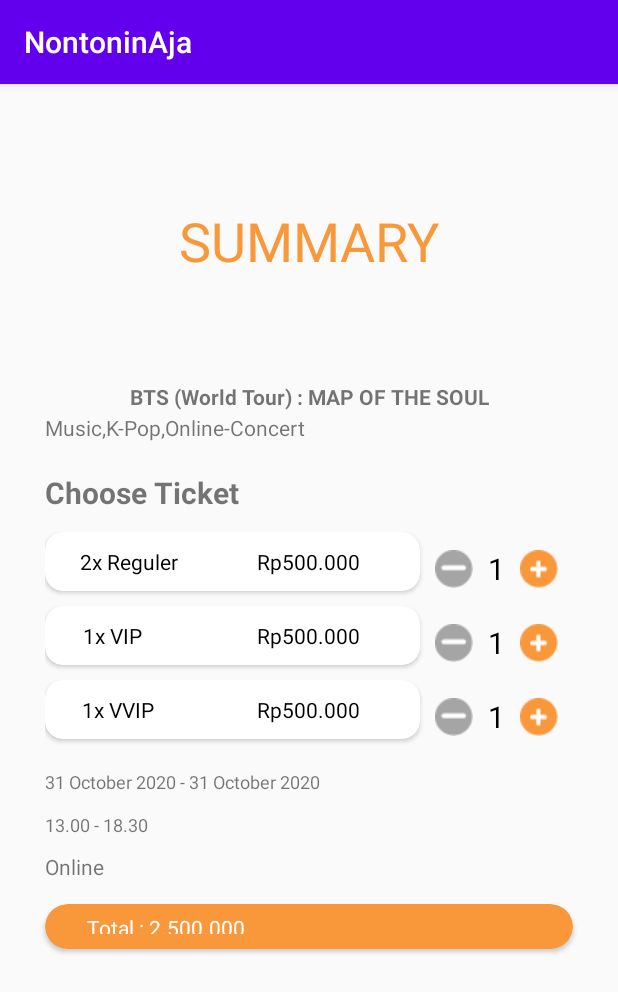
After one commit to christoted/HackathonBNCC3.0, an Android app: the SummaryActivity screen opened directly, with no data from a screen before it, on a phone screen of 412 x 824 dp. The commit adds this screen. Shown: the top 992 px of the screen. Run offline under Robolectric (Android 15) with nearby library versions, the phone set to English and light mode, and no system bars.

Commit message:
feat(Android) - Summary Activity
Desain Summary Activity bro

```diff
--- /dev/null
+++ b/app/src/main/java/com/example/nontoninaja/Activity/SummaryActivity.java
@@ -0,0 +1,16 @@
+package com.example.nontoninaja.Activity;
+
+import androidx.appcompat.app.AppCompatActivity;
+
+import android.os.Bundle;
+
+import com.example.nontoninaja.R;
+
+public class SummaryActivity extends AppCompatActivity {
+
+    @Override
+    protected void onCreate(Bundle savedInstanceState) {
+        super.onCreate(savedInstanceState);
+        setContentView(R.layout.activity_summary);
+    }
+}
--- a/app/src/main/java/com/example/nontoninaja/Fragment/MyTicketFragment.java
+++ b/app/src/main/java/com/example/nontoninaja/Fragment/MyTicketFragment.java
@@ -10,52 +10,8 @@ import android.view.ViewGroup;
 
 import com.example.nontoninaja.R;
 
-/**
- * A simple {@link Fragment} subclass.
- * Use the {@link MyTicketFragment#newInstance} factory method to
- * create an instance of this fragment.
- */
+
 public class MyTicketFragment extends Fragment {
-
-    // TODO: Rename parameter arguments, choose names that match
-    // the fragment initialization parameters, e.g. ARG_ITEM_NUMBER
-    private static final String ARG_PARAM1 = "param1";
-    private static final String ARG_PARAM2 = "param2";
-
-    // TODO: Rename and change types of parameters
-    private String mParam1;
-    private String mParam2;
-
-    public MyTicketFragment() {
-        // Required empty public constructor
-    }
-
-    /**
-     * Use this factory method to create a new instance of
-     * this fragment using the provided parameters.
-     *
-     * @param param1 Parameter 1.
-     * @param param2 Parameter 2.
-     * @return A new instance of fragment MyTicketFragment.
-     */
-    // TODO: Rename and change types and number of parameters
-    public static MyTicketFragment newInstance(String param1, String param2) {
-        MyTicketFragment fragment = new MyTicketFragment();
-        Bundle args = new Bundle();
-        args.putString(ARG_PARAM1, param1);
-        args.putString(ARG_PARAM2, param2);
-        fragment.setArguments(args);
-        return fragment;
-    }
-
-    @Override
-    public void onCreate(Bundle savedInstanceState) {
-        super.onCreate(savedInstanceState);
-        if (getArguments() != null) {
-            mParam1 = getArguments().getString(ARG_PARAM1);
-            mParam2 = getArguments().getString(ARG_PARAM2);
-        }
-    }
 
     @Override
     public View onCreateView(LayoutInflater inflater, ViewGroup container,
--- /dev/null
+++ b/app/src/main/res/layout/activity_summary.xml
@@ -0,0 +1,421 @@
+<?xml version="1.0" encoding="utf-8"?>
+<androidx.constraintlayout.widget.ConstraintLayout xmlns:android="http://schemas.android.com/apk/res/android"
+    xmlns:app="http://schemas.android.com/apk/res-auto"
+    xmlns:tools="http://schemas.android.com/tools"
+    android:layout_width="match_parent"
+    android:layout_height="match_parent"
+    tools:context=".Activity.SummaryActivity">
+
+    <TextView
+        android:id="@+id/id_tv_summary_title"
+        android:layout_width="wrap_content"
+        android:layout_height="wrap_content"
+        android:layout_marginTop="70dp"
+        android:text="BTS (World Tour) : MAP OF THE SOUL"
+        android:textStyle="bold"
+        app:layout_constraintEnd_toEndOf="parent"
+        app:layout_constraintStart_toStartOf="parent"
+        app:layout_constraintTop_toBottomOf="@+id/textView5" />
+
+    <androidx.cardview.widget.CardView
+        android:id="@+id/cardView4"
+        android:layout_width="match_parent"
+        android:layout_height="wrap_content"
+        android:elevation="6dp"
+        app:cardCornerRadius="12dp"
+        app:layout_constraintEnd_toEndOf="parent"
+        app:layout_constraintStart_toStartOf="parent"
+        app:layout_constraintTop_toTopOf="parent">
+
+    </androidx.cardview.widget.CardView>
+
+
+    <LinearLayout
+        android:id="@+id/linearLayout7"
+        android:layout_width="match_parent"
+        android:layout_height="100dp"
+        android:layout_marginStart="30dp"
+        android:layout_marginEnd="30dp"
+        android:orientation="vertical"
+        app:layout_constraintEnd_toEndOf="parent"
+        app:layout_constraintHorizontal_bias="0.0"
+        app:layout_constraintStart_toStartOf="parent"
+        app:layout_constraintTop_toBottomOf="@+id/linearLayout10">
+
+        <TextView
+            android:id="@+id/textView10"
+            android:layout_width="wrap_content"
+            android:layout_height="wrap_content"
+            android:layout_marginTop="10dp"
+            android:layout_marginEnd="150dp"
+            android:text="31 October 2020 - 31 October 2020"
+            android:textSize="12sp"
+            app:layout_constraintEnd_toEndOf="parent"
+            app:layout_constraintStart_toStartOf="parent"
+            app:layout_constraintTop_toBottomOf="@+id/recyclerView" />
+
+        <TextView
+            android:id="@+id/textView12"
+            android:layout_width="wrap_content"
+            android:layout_height="wrap_content"
+            android:layout_marginTop="12dp"
+            android:layout_marginEnd="265dp"
+            android:text="13.00 - 18.30"
+            android:textSize="12sp"
+            app:layout_constraintEnd_toEndOf="parent"
+            app:layout_constraintStart_toStartOf="parent"
+            app:layout_constraintTop_toBottomOf="@+id/textView10" />
+
+        <TextView
+            android:id="@+id/textView13"
+            android:layout_width="wrap_content"
+            android:layout_height="wrap_content"
+            android:layout_marginTop="10dp"
+            android:text="Online"
+            app:layout_constraintStart_toStartOf="parent"
+            app:layout_constraintTop_toBottomOf="@+id/textView12" />
+    </LinearLayout>
+
+    <androidx.cardview.widget.CardView
+        android:id="@+id/id_cardView_summary_order"
+        android:layout_width="match_parent"
+        android:layout_height="30dp"
+        android:layout_marginStart="30dp"
+        android:layout_marginEnd="30dp"
+        app:layout_constraintEnd_toEndOf="parent"
+        app:layout_constraintStart_toStartOf="parent"
+        app:layout_constraintTop_toBottomOf="@+id/linearLayout7"
+        app:cardBackgroundColor="@color/orange"
+        app:cardCornerRadius="16dp">
+
+        <androidx.constraintlayout.widget.ConstraintLayout
+            android:layout_width="match_parent"
+            android:layout_height="match_parent"
+            android:layout_gravity="center"
+            android:padding="10dp">
+
+            <TextView
+                android:id="@+id/id_tv_summary_order"
+                android:layout_width="wrap_content"
+                android:layout_height="20dp"
+                android:layout_marginStart="550dp"
+                android:text="Order"
+                android:textColor="@color/white"
+                android:textSize="14dp"
+                app:layout_constraintBottom_toBottomOf="parent"
+                app:layout_constraintEnd_toStartOf="@+id/id_tv_summary_order_total"
+                app:layout_constraintStart_toStartOf="parent"
+                app:layout_constraintTop_toTopOf="parent" />
+
+            <TextView
+                android:id="@+id/id_tv_summary_order_total"
+                android:layout_width="wrap_content"
+                android:layout_height="20dp"
+                android:text="Total : 2.500.000"
+                android:textColor="@color/white"
+                android:textSize="14dp"
+                app:layout_constraintBottom_toBottomOf="parent"
+                app:layout_constraintEnd_toEndOf="parent"
+                app:layout_constraintHorizontal_bias="0.08"
+                app:layout_constraintStart_toStartOf="parent"
+                app:layout_constraintTop_toTopOf="parent" />
+
+        </androidx.constraintlayout.widget.ConstraintLayout>
+
+    </androidx.cardview.widget.CardView>
+
+
+    <TextView
+        android:id="@+id/textView5"
+        android:layout_width="wrap_content"
+        android:layout_height="wrap_content"
+        android:layout_marginTop="80dp"
+        android:text="SUMMARY"
+        android:textColor="@color/orange"
+        android:textSize="36sp"
+        app:layout_constraintEnd_toEndOf="parent"
+        app:layout_constraintStart_toStartOf="parent"
+        app:layout_constraintTop_toBottomOf="@+id/cardView4" />
+
+    <LinearLayout
+        android:id="@+id/linearLayout9"
+        android:layout_width="match_parent"
+        android:layout_height="78dp"
+        android:layout_marginStart="30dp"
+        android:layout_marginTop="1dp"
+        android:layout_marginEnd="30dp"
+        android:orientation="vertical"
+        app:layout_constraintEnd_toEndOf="parent"
+        app:layout_constraintStart_toStartOf="parent"
+        app:layout_constraintTop_toBottomOf="@+id/id_tv_summary_title">
+
+        <TextView
+            android:id="@+id/id_tv_summary_genre"
+            android:layout_width="wrap_content"
+            android:layout_height="wrap_content"
+            android:text="Music,K-Pop,Online-Concert"
+            app:layout_constraintEnd_toEndOf="parent"
+            app:layout_constraintStart_toStartOf="parent"
+            app:layout_constraintTop_toBottomOf="@+id/textView5" />
+
+        <TextView
+            android:id="@+id/id_tv_summary_choose_ticket"
+            android:layout_width="wrap_content"
+            android:layout_height="wrap_content"
+            android:layout_marginTop="20dp"
+            android:text="Choose Ticket"
+            android:textSize="20dp"
+            android:textStyle="bold"
+            app:layout_constraintEnd_toEndOf="parent"
+            app:layout_constraintStart_toStartOf="parent"
+            app:layout_constraintTop_toBottomOf="@+id/textView5" />
+    </LinearLayout>
+
+    <LinearLayout
+        android:id="@+id/linearLayout10"
+        android:layout_width="match_parent"
+        android:layout_height="wrap_content"
+        android:layout_marginStart="30dp"
+        android:layout_marginTop="1dp"
+        android:layout_marginEnd="30dp"
+        android:orientation="vertical"
+        app:layout_constraintEnd_toEndOf="parent"
+        app:layout_constraintStart_toStartOf="parent"
+        app:layout_constraintTop_toBottomOf="@+id/linearLayout9">
+
+        <LinearLayout
+            android:layout_width="match_parent"
+            android:layout_height="wrap_content"
+            android:orientation="horizontal">
+
+            <androidx.cardview.widget.CardView
+                android:layout_width="250dp"
+                android:layout_height="wrap_content"
+                android:layout_marginBottom="10dp"
+                android:elevation="6dp"
+                app:cardCornerRadius="12dp">
+
+                <androidx.constraintlayout.widget.ConstraintLayout
+                    android:layout_width="match_parent"
+                    android:layout_height="wrap_content"
+                    android:layout_gravity="center"
+                    android:padding="10dp">
+
+                    <TextView
+                        android:id="@+id/id_tv_item_summary_type_ticket_reguler_price"
+                        android:layout_width="wrap_content"
+                        android:layout_height="wrap_content"
+                        android:layout_marginEnd="30dp"
+                        android:text="Rp500.000"
+                        android:textColor="@color/black"
+                        android:textSize="14dp"
+                        app:layout_constraintBottom_toBottomOf="parent"
+                        app:layout_constraintEnd_toEndOf="parent"
+                        app:layout_constraintHorizontal_bias="0.08"
+                        app:layout_constraintStart_toEndOf="@+id/cardView3"
+                        app:layout_constraintTop_toTopOf="parent"
+                        app:layout_constraintVertical_bias="0.0" />
+
+                    <TextView
+                        android:id="@+id/id_tv_item_summary_type_ticket_reguler"
+                        android:layout_width="wrap_content"
+                        android:layout_height="wrap_content"
+                        android:text="2x Reguler"
+                        android:textColor="@color/black"
+                        android:textSize="14dp"
+                        app:layout_constraintBottom_toBottomOf="parent"
+                        app:layout_constraintEnd_toEndOf="parent"
+                        app:layout_constraintHorizontal_bias="0.08"
+                        app:layout_constraintStart_toStartOf="parent"
+                        app:layout_constraintTop_toTopOf="parent" />
+
+                </androidx.constraintlayout.widget.ConstraintLayout>
+
+            </androidx.cardview.widget.CardView>
+
+            <ImageView
+                android:id="@+id/id_btn_summary_btn_minus_reguler"
+                android:layout_width="25dp"
+                android:layout_height="25dp"
+                android:layout_gravity="center_vertical"
+                android:layout_marginLeft="10dp"
+                android:src="@drawable/ic_btn_minus" />
+
+            <TextView
+                android:layout_width="wrap_content"
+                android:layout_height="wrap_content"
+                android:layout_gravity="center_vertical"
+                android:layout_marginLeft="10dp"
+                android:text="1"
+                android:textColor="@color/black"
+                android:textSize="20sp" />
+
+            <ImageView
+                android:id="@+id/id_btn_summary_btn_plus_reguler"
+                android:layout_width="25dp"
+                android:layout_height="25dp"
+                android:layout_gravity="center_vertical"
+                android:layout_marginLeft="10dp"
+                android:src="@drawable/ic_btn_plus" />
+        </LinearLayout>
+
+        <LinearLayout
+            android:layout_width="match_parent"
+            android:layout_height="wrap_content"
+            android:orientation="horizontal">
+
+            <androidx.cardview.widget.CardView
+                android:layout_width="250dp"
+
+                android:layout_height="wrap_content"
+                android:layout_marginBottom="10dp"
+                android:elevation="6dp"
+                app:cardCornerRadius="12dp">
+
+                <androidx.constraintlayout.widget.ConstraintLayout
+                    android:layout_width="match_parent"
+                    android:layout_height="wrap_content"
+                    android:padding="10dp">
+
+                    <TextView
+                        android:id="@+id/id_tv_item_summary_type_ticket_vip_price"
+                        android:layout_width="wrap_content"
+                        android:layout_height="wrap_content"
+                        android:layout_marginEnd="30dp"
+                        android:text="Rp500.000"
+                        android:textColor="@color/black"
+                        android:textSize="14dp"
+                        app:layout_constraintBottom_toBottomOf="parent"
+                        app:layout_constraintEnd_toEndOf="parent"
+                        app:layout_constraintHorizontal_bias="0.08"
+                        app:layout_constraintStart_toEndOf="@+id/cardView3"
+                        app:layout_constraintTop_toTopOf="parent"
+                        app:layout_constraintVertical_bias="0.0" />
+
+                    <TextView
+                        android:id="@+id/id_tv_item_summary_type_ticket_vip"
+                        android:layout_width="wrap_content"
+                        android:layout_height="wrap_content"
+                        android:text="1x VIP"
+                        android:textColor="@color/black"
+                        android:textSize="14dp"
+                        app:layout_constraintBottom_toBottomOf="parent"
+                        app:layout_constraintEnd_toEndOf="parent"
+                        app:layout_constraintHorizontal_bias="0.08"
+                        app:layout_constraintStart_toStartOf="parent"
+                        app:layout_constraintTop_toTopOf="parent" />
+
+                </androidx.constraintlayout.widget.ConstraintLayout>
+
+            </androidx.cardview.widget.CardView>
+
+            <ImageView
+                android:id="@+id/id_btn_summary_btn_minus_vip"
+                android:layout_width="25dp"
+                android:layout_height="25dp"
+                android:layout_gravity="center_vertical"
+                android:layout_marginLeft="10dp"
+                android:src="@drawable/ic_btn_minus" />
+
+            <TextView
+                android:layout_width="wrap_content"
+                android:layout_height="wrap_content"
+                android:layout_gravity="center_vertical"
+                android:layout_marginLeft="10dp"
+                android:text="1"
+                android:textColor="@color/black"
+                android:textSize="20sp" />
+
+            <ImageView
+                android:id="@+id/id_btn_summary_btn_plus_vip"
+                android:layout_width="25dp"
+                android:layout_height="25dp"
+                android:layout_gravity="center_vertical"
+                android:layout_marginLeft="10dp"
+                android:src="@drawable/ic_btn_plus" />
+        </LinearLayout>
+
+        <LinearLayout
+            android:layout_width="match_parent"
+            android:layout_height="wrap_content"
+            android:orientation="horizontal">
+
+            <androidx.cardview.widget.CardView
+                android:layout_width="250dp"
+
+                android:layout_height="wrap_content"
+                android:layout_marginBottom="10dp"
+                android:elevation="6dp"
+                app:cardCornerRadius="12dp">
+
+                <androidx.constraintlayout.widget.ConstraintLayout
+                    android:layout_width="match_parent"
+                    android:layout_height="wrap_content"
+                    android:padding="10dp">
+
+                    <TextView
+                        android:id="@+id/id_tv_item_summary_type_ticket_vvip_price"
+                        android:layout_width="wrap_content"
+                        android:layout_height="wrap_content"
+                        android:layout_marginEnd="30dp"
+                        android:text="Rp500.000"
+                        android:textColor="@color/black"
+                        android:textSize="14dp"
+                        app:layout_constraintBottom_toBottomOf="parent"
+                        app:layout_constraintEnd_toEndOf="parent"
+                        app:layout_constraintHorizontal_bias="0.08"
+                        app:layout_constraintStart_toEndOf="@+id/cardView3"
+                        app:layout_constraintTop_toTopOf="parent"
+                        app:layout_constraintVertical_bias="0.0" />
+
+                    <TextView
+                        android:id="@+id/id_tv_item_summary_type_ticket_vvip"
+                        android:layout_width="wrap_content"
+                        android:layout_height="wrap_content"
+                        android:text="1x VVIP"
+                        android:textColor="@color/black"
+                        android:textSize="14dp"
+                        app:layout_constraintBottom_toBottomOf="parent"
+                        app:layout_constraintEnd_toEndOf="parent"
+                        app:layout_constraintHorizontal_bias="0.08"
+                        app:layout_constraintStart_toStartOf="parent"
+                        app:layout_constraintTop_toTopOf="parent" />
+
+                </androidx.constraintlayout.widget.ConstraintLayout>
+
+            </androidx.cardview.widget.CardView>
+
+            <ImageView
+                android:id="@+id/id_btn_summary_btn_minus_vvip"
+                android:layout_width="25dp"
+                android:layout_height="25dp"
+                android:layout_gravity="center_vertical"
+                android:layout_marginLeft="10dp"
+                android:src="@drawable/ic_btn_minus" />
+
+            <TextView
+                android:layout_width="wrap_content"
+                android:layout_height="wrap_content"
+                android:layout_gravity="center_vertical"
+                android:layout_marginLeft="10dp"
+                android:text="1"
+                android:textColor="@color/black"
+                android:textSize="20sp" />
+
+            <ImageView
+                android:id="@+id/id_btn_summary_btn_plus_vvip"
+                android:layout_width="25dp"
+                android:layout_height="25dp"
+                android:layout_gravity="center_vertical"
+                android:layout_marginLeft="10dp"
+                android:src="@drawable/ic_btn_plus" />
+        </LinearLayout>
+
+    </LinearLayout>
+
+
+
+
+
+
+</androidx.constraintlayout.widget.ConstraintLayout>
--- /dev/null
+++ b/app/src/main/res/layout/item_summary_ticket.xml
@@ -0,0 +1,48 @@
+<?xml version="1.0" encoding="utf-8"?>
+<androidx.cardview.widget.CardView xmlns:android="http://schemas.android.com/apk/res/android"
+    xmlns:tools="http://schemas.android.com/tools"
+   android:layout_width="250dp"
+    android:layout_height="wrap_content"
+
+    xmlns:app="http://schemas.android.com/apk/res-auto"
+    android:elevation="6dp"
+    app:cardCornerRadius="12dp"
+    android:layout_marginBottom="10dp">
+
+    <androidx.constraintlayout.widget.ConstraintLayout
+        android:layout_width="match_parent"
+        android:layout_height="wrap_content"
+        android:padding="10dp">
+
+        <TextView
+            android:id="@+id/id_tv_item_summary_type_ticket"
+            android:layout_width="wrap_content"
+            android:layout_height="wrap_content"
+            android:layout_marginEnd="30dp"
+            android:text="Rp500.000"
+            android:textColor="@color/black"
+            android:textSize="14dp"
+            app:layout_constraintBottom_toBottomOf="parent"
+            app:layout_constraintEnd_toEndOf="parent"
+            app:layout_constraintHorizontal_bias="0.08"
+            app:layout_constraintStart_toEndOf="@+id/cardView3"
+            app:layout_constraintTop_toTopOf="parent"
+            app:layout_constraintVertical_bias="0.0" />
+
+        <TextView
+            android:id="@+id/id_tv_item_home_concert_title"
+            android:layout_width="wrap_content"
+            android:layout_height="wrap_content"
+            android:layout_marginEnd="150dp"
+            android:text="2x Reguler"
+            android:textColor="@color/black"
+            android:textSize="14dp"
+            app:layout_constraintBottom_toBottomOf="parent"
+            app:layout_constraintEnd_toEndOf="parent"
+            app:layout_constraintHorizontal_bias="0.08"
+            app:layout_constraintStart_toEndOf="@+id/cardView3"
+            app:layout_constraintTop_toTopOf="parent" />
+
+    </androidx.constraintlayout.widget.ConstraintLayout>
+
+</androidx.cardview.widget.CardView>
```
Also changed, not shown: app/src/main/AndroidManifest.xml (+6 -7 lines), app/src/main/res/drawable-hdpi/ic_btn_minus.png (added), app/src/main/res/drawable-hdpi/ic_btn_plus.png (added), app/src/main/res/drawable-ldpi/ic_btn_minus.png (added), app/src/main/res/drawable-ldpi/ic_btn_plus.png (added), app/src/main/res/drawable-mdpi/ic_btn_minus.png (added), app/src/main/res/drawable-mdpi/ic_btn_plus.png (added), app/src/main/res/drawable-xhdpi/ic_btn_minus.png (added), app/src/main/res/drawable-xhdpi/ic_btn_plus.png (added), app/src/main/res/drawable-xxhdpi/ic_btn_minus.png (added), app/src/main/res/drawable-xxhdpi/ic_btn_plus.png (added), app/src/main/res/drawable-xxxhdpi/ic_btn_minus.png (added), app/src/main/res/drawable-xxxhdpi/ic_btn_plus.png (added).
